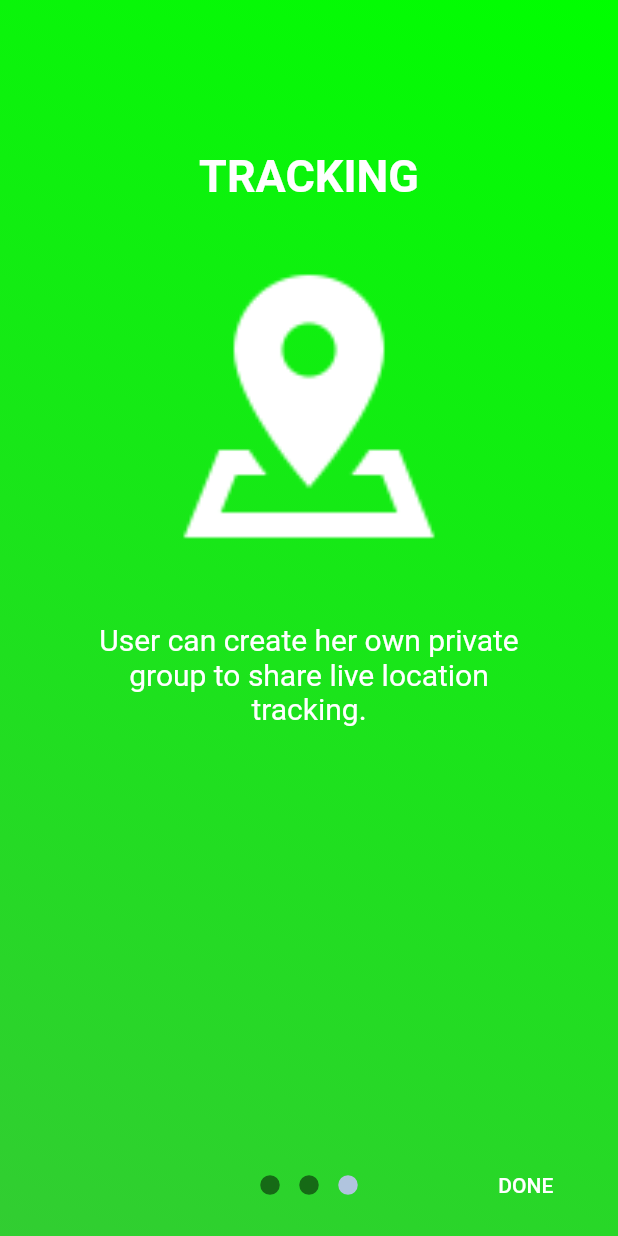
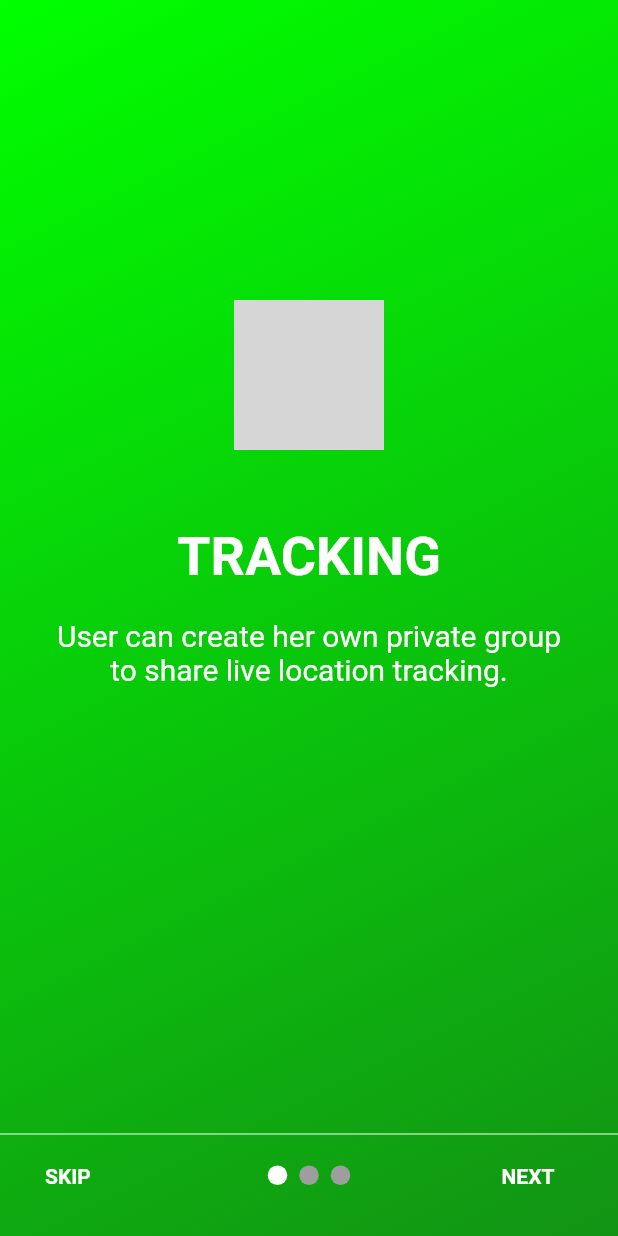
Before and after one commit to codingindia/travel-safe, a Flutter app: the screen it shows after launch, swiped to page 3, on a phone screen of 412 x 824 dp. Run offline on Flutter 3.47's test engine with Material 2 defaults, Android fonts, the phone set to English and light mode, and no system bars; drawn by our look-alikes of carousel_slider, intro_slider; our stand-ins replace cloud_firestore, firebase_auth, firebase_database, geolocator, google_maps_flutter, google_sign_in and 2 more; missing offline and left inert: gender_selection, location_permissions; accounts and stored records are empty; Roboto replaces fonts that are missing (OpenSans, RobotoMono); grey boxes are pictures that could not be loaded.

Commit message:
changed icon and gradient color for technology, added line above the bottom navigation

```diff
--- a/components/lib/screens/introPage.dart
+++ b/components/lib/screens/introPage.dart
@@ -1,6 +1,29 @@
 import 'package:flutter/material.dart';
-import 'package:intro_slider/intro_slider.dart';
 import 'package:travelsafe/screens/register.dart';
+import 'package:carousel_slider/carousel_slider.dart';
+
+
+var color1 = Color(0xfff14856);
+var color1b = Color(0xffcb0073);
+var color2 = Color(0xffa6882c);
+var color2b = Color(0xff534416);
+var color3 = Color(0xff00FF00);
+var color3b = Color(0xff129314);
+//var color3 = Color(0xffff8903);
+
+List<String> image = ['safety.png', 'technology.png', 'location.png'];
+
+List<String> title = [
+  'WOMEN SAFETY',
+  'TECHNOLOGY',
+  'TRACKING',
+];
+
+List<String> text = [
+  'Travel-safe simplifies safety for women in the digital world.',
+  'When travelling alone, stay alert and make use of technology.',
+  'User can create her own private group to share live location tracking.'
+];
 
 class MyIntroPage extends StatefulWidget {
   @override
@@ -8,129 +31,249 @@ class MyIntroPage extends StatefulWidget {
 }
 
 class _MyIntroPage extends State<MyIntroPage> {
-  List<Slide> slides = new List();
+  CarouselSlider carouselSlider;
+  int carouselIndex = 0;
 
   @override
-  void initState() {
-    super.initState();
+  Widget build(BuildContext context) {
+    carouselSlider = CarouselSlider(
+      viewportFraction: 1.0,
+      enableInfiniteScroll: false,
+      onPageChanged: (index) {
+        setState(() {
+          carouselIndex = index;
+        });
+      },
+      height: MediaQuery.of(context).size.height,
+      items: <Widget>[
+        CarouselComponent(
+          col1: color1,
+          col2: color1b,
+          imgUrl: image[0],
+          ttl: title[0],
+          txt: text[0],
+        ),
+        CarouselComponent(
+          col1: color2,
+          col2: color2b,
+          imgUrl: image[1],
+          ttl: title[1],
+          txt: text[1],
+        ),
+        CarouselComponent(
+          col1: color3,
+          col2: color3b,
+          imgUrl: image[2],
+          ttl: title[2],
+          txt: text[2],
+        ),
+      ],
+    );
 
-    slides.add(
-      new Slide(
-        title: "WOMEN SAFETY",
-        styleTitle:
-        TextStyle(color: Color(0xffFFFFFF),
-            fontSize: 30.0,
-            fontWeight: FontWeight.bold,
-            fontFamily: 'OpenSans'),
-        marginTitle: EdgeInsets.only(left: 50.0, right: 50.0, top: 100.0, bottom:40.0),
-        description: "Travel-safe simplifies safety for women in the digital world.",
-        styleDescription:
-        TextStyle(color: Color(0xffFFFFFF),
-            fontSize: 20.0,
-            fontFamily: 'RobotoMono'),
-        marginDescription: EdgeInsets.only(left: 50.0, right: 50.0, top: 40.0),
-        pathImage: "images/safety.png",
-
-        colorBegin: Color(0xfff14856),
-        colorEnd: Color(0xffcb0073),
-        directionColorBegin: Alignment.topRight,
-        directionColorEnd: Alignment.bottomLeft,
-
+    return Scaffold(
+      floatingActionButton: carouselIndex == 2
+          ? Container()
+          : Stack(
+        children: <Widget>[
+          Align(
+            alignment: Alignment.bottomLeft,
+            child: FlatButton(
+              onPressed: () {
+                carouselSlider.nextPage(
+                    duration: Duration(milliseconds: 500),
+                    curve: Curves.ease);
+              },
+              child: Container(
+                margin: const EdgeInsets.only(left: 30.0),
+                child: Text(
+                  'SKIP',
+                  style: TextStyle(
+                      color: Color(0xFFffffff),
+                      fontWeight: FontWeight.w600),
+                ),
+              ),
+            ),
+          ),
+          Align(
+            alignment: Alignment.bottomRight,
+            child: FlatButton(
+              onPressed: () {
+                carouselSlider.nextPage(
+                    duration: Duration(milliseconds: 500),
+                    curve: Curves.ease);
+              },
+              child: Text(
+                'NEXT',
+                style: TextStyle(
+                    color: Color(0xFFffffff),
+                    fontWeight: FontWeight.w600),
+              ),
+            ),
+          ),
+        ],
       ),
-    );
-    slides.add(
-      new Slide(
-        title: "TECHNOLOGY",
-        styleTitle:
-        TextStyle(color: Color(0xffFFFFFF),
-            fontSize: 30.0,
-            fontWeight: FontWeight.bold,
-            fontFamily: 'OpenSans'),
-        marginTitle: EdgeInsets.only(left: 50.0, right: 50.0, top: 100.0, bottom:40.0),
-        description: "When travelling alone, stay alert and make use of technology.",
-        styleDescription:
-        TextStyle(color: Color(0xffFFFFFF),
-            fontSize: 20.0,
-            fontFamily: 'RobotoMono'),
-        marginDescription: EdgeInsets.only(left: 50.0, right: 50.0, top: 40.0),
-        pathImage: "images/data.png",
-
-        colorBegin: Color(0xffBA55D3),
-        colorEnd: Color(0xff9932CC),
-        directionColorBegin: Alignment.topRight,
-        directionColorEnd: Alignment.bottomLeft,
-      ),
-    );
-    slides.add(
-      new Slide(
-        title: "TRACKING",
-        styleTitle:
-        TextStyle(color: Color(0xffFFFFFF),
-            fontSize: 30.0,
-            fontWeight: FontWeight.bold,
-            fontFamily: 'OpenSans'),
-        marginTitle: EdgeInsets.only(left: 50.0, right: 50.0, top: 100.0, bottom:40.0),
-        description:
-        "User can create her own private group to share live location tracking.",
-        styleDescription:
-        TextStyle(color: Color(0xffFFFFFF),
-            fontSize: 20.0,
-            fontFamily: 'RobotoMono'),
-        marginDescription: EdgeInsets.only(left: 50.0, right: 50.0, top: 40.0),
-        pathImage: "images/location.png",
-
-        colorBegin: Color(0xff00FF00),
-        colorEnd: Color(0xff32CD32),
-        directionColorBegin: Alignment.topRight,
-        directionColorEnd: Alignment.bottomLeft,
+      body: Stack(
+        alignment: Alignment.center,
+        children: <Widget>[
+          carouselSlider,
+          carouselIndex == 2
+              ? Stack(
+            children: <Widget>[
+              Align(
+                alignment: Alignment.bottomCenter,
+                child: Container(
+                  margin: const EdgeInsets.only(bottom: 10.0),
+                  child: FlatButton(
+                    onPressed: () {},
+                    child: Text(
+                      'REGISTER',
+                      style: TextStyle(
+                          color: Color(0xFFffffff),
+                          fontWeight: FontWeight.w600),
+                    ),
+                  ),
+                ),
+              ),
+              Align(
+                alignment: Alignment.bottomRight,
+                child: Container(
+                  margin: const EdgeInsets.only(bottom: 10.0),
+                  child: FlatButton(
+                    onPressed: () {},
+                    child: Text(
+                      'LOGIN',
+                      style: TextStyle(
+                          color: Color(0xFFffffff),
+                          fontWeight: FontWeight.w600),
+                    ),
+                  ),
+                ),
+              ),
+            ],
+          )
+              : Positioned(
+            bottom: 30,
+            child: Row(
+              children: <Widget>[
+                Indicator(
+                  carouselIndex: carouselIndex,
+                  indicatorIndex: 0,
+                ),
+                Indicator(
+                  carouselIndex: carouselIndex,
+                  indicatorIndex: 1,
+                ),
+                Indicator(
+                  carouselIndex: carouselIndex,
+                  indicatorIndex: 2,
+                ),
+              ],
+            ),
+          ),
+        ],
       ),
     );
   }
+}
 
-  void onDonePress() {
-    // go to next screen
-    Navigator.pushReplacement(
-        context, MaterialPageRoute(builder: (context) => RegisterPage()));
-  }
+class CarouselComponent extends StatelessWidget {
+  final col1, col2, imgUrl, ttl, txt;
 
-  void onSkipPress() {
-    // skip the intro screen
-    Navigator.pushReplacement(
-        context, MaterialPageRoute(builder: (context) => RegisterPage()));
-  }
-
-  Widget renderNextBtn() {
-
-  }
-
-  Widget renderDoneBtn() {
-
-  }
-
-  Widget renderSkipBtn() {
-
-  }
+  CarouselComponent({this.col1, this.col2, this.imgUrl, this.ttl, this.txt});
 
   @override
   Widget build(BuildContext context) {
-    return new IntroSlider(
-      // List slides
-      slides: this.slides,
+    return Container(
+      width: MediaQuery.of(context).size.width,
+      height: MediaQuery.of(context).size.height,
+      padding: EdgeInsets.only(right: 0),
+      color: col2,
+      child: Container(
+        decoration: BoxDecoration(
+//          color: col1,
+            gradient: LinearGradient(
+              colors: [col1,col2],
+              begin: Alignment.topLeft,
+              end: Alignment.bottomRight,
+            )
+//          borderRadius: BorderRadius.only(
+////            bottomRight: Radius.circular(180),
+//          ),
+        ),
+        child: Column(
+          children: <Widget>[
+            SizedBox(
+              height: 100,
+            ),
 
-      // Skip button
-      renderSkipBtn: this.renderSkipBtn(),
-      onSkipPress: this.onSkipPress,
+            SizedBox(
+              height: 100,
+            ),
+            Image.asset(
+              imgUrl,
+              height: 100,
+            ),
+            SizedBox(
+              height: 50,
+            ),
+            Text(
+              ttl,
+              textAlign: TextAlign.center,
+              style: TextStyle(
+                color: Colors.white,
+                fontWeight: FontWeight.bold,
+                fontSize: 36,
+              ),
+            ),
+            SizedBox(
+              height: 20,
+            ),
+            Container(
+              margin: const EdgeInsets.only(left: 30.0, right: 30.0),
+              child: Text(
+                txt,
+                textAlign: TextAlign.center,
+                style: TextStyle(
+                  color: Colors.white,
+                  fontSize: 20,
+                ),
+              ),
+            ),
 
-      // Next, Done button
-      onDonePress: this.onDonePress,
-      renderNextBtn: this.renderNextBtn(),
-      renderDoneBtn: this.renderDoneBtn(),
-
-
-      // Dot indicator
-//      colorDot: Color(0xff808080),
-      colorActiveDot: Color(0xffB0C4DE),
-      sizeDot: 13.0,
+            //Show divider line close to the bottom
+            Expanded(
+              child: Padding(
+                padding: const EdgeInsets.only(bottom: 60.0),
+                child: Align(
+                  alignment: Alignment.bottomCenter,
+                  child: Divider(
+                    color: Colors.white,
+                  ),
+                ),
+              ),
+            ),
+          ],
+        ),
+      ),
     );
   }
 }
+
+class Indicator extends StatelessWidget {
+  final carouselIndex, indicatorIndex;
+
+  Indicator({this.carouselIndex, this.indicatorIndex});
+
+  @override
+  Widget build(BuildContext context) {
+    return Container(
+      height: 13,
+      width: 13,
+      margin: EdgeInsets.all(4),
+      decoration: BoxDecoration(
+        shape: BoxShape.circle,
+        color: carouselIndex == indicatorIndex ? Colors.white : Colors.grey,
+      ),
+    );
+  }
+}
```
Also changed, not shown: components/pubspec.yaml (+4 -4 lines), components/assets/location.png (renamed from components/images/location.png), components/assets/safety.png (renamed from components/images/safety.png), components/assets/technology.png (added), components/images/data.png (deleted), components/pubspec.lock.
